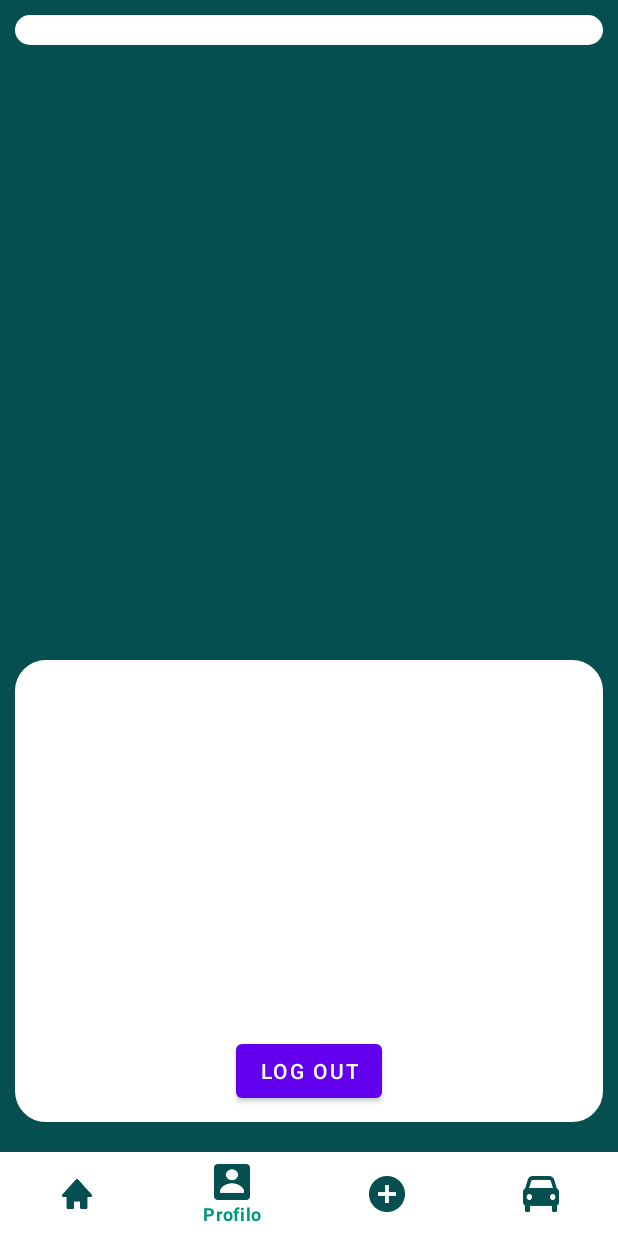
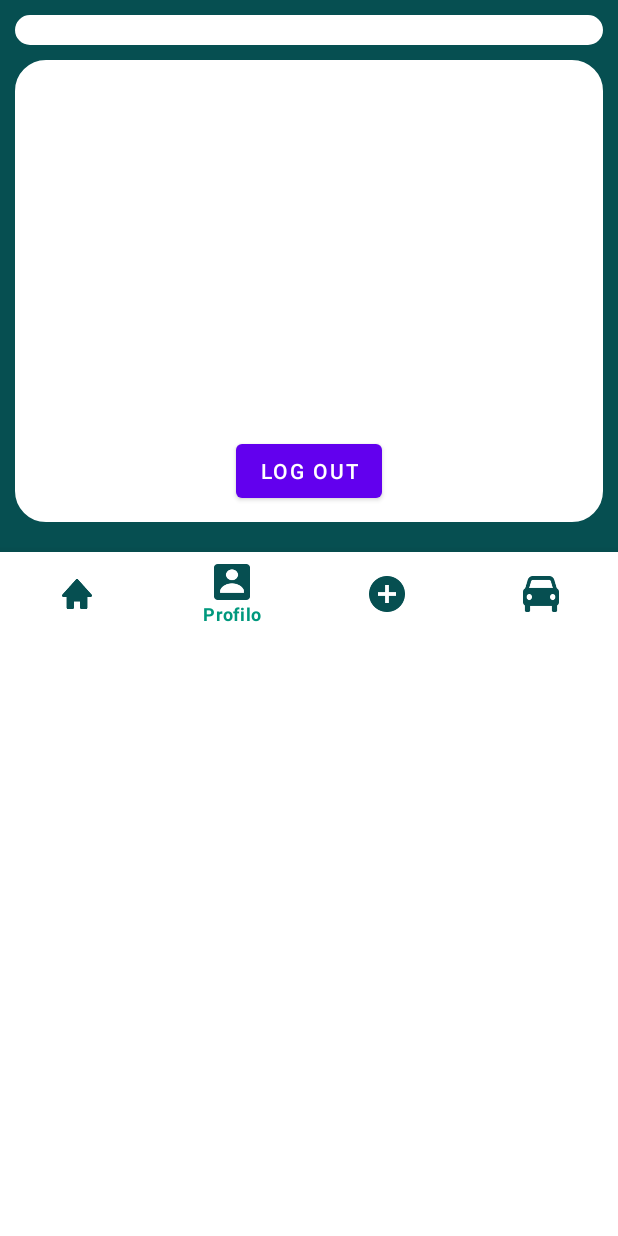
Before and after one commit to alessiomercurio/DriveTogether, an Android app: the ProfiloUtenteActivity screen opened directly, with no data from a screen before it, on a phone screen of 412 x 824 dp. Run offline under Robolectric (Android 15) with nearby library versions, the phone set to English and light mode, and no system bars; Roboto replaces fonts that are not available here.

Commit message:
aggiunta della scrollview nelle seguenti pagine: activity_homepage.xml, activity_login.xml, activity_profilo_utente.xml, activity_registrazione_completata.xml, activity_registrazione_prima_parte.xml

```diff
--- a/app/src/main/res/layout/activity_profilo_utente.xml
+++ b/app/src/main/res/layout/activity_profilo_utente.xml
@@ -1,10 +1,14 @@
 <?xml version="1.0" encoding="utf-8"?>
-<androidx.constraintlayout.widget.ConstraintLayout xmlns:android="http://schemas.android.com/apk/res/android"
-    xmlns:app="http://schemas.android.com/apk/res-auto"
+<ScrollView xmlns:app="http://schemas.android.com/apk/res-auto"
     xmlns:tools="http://schemas.android.com/tools"
+    android:layout_width="match_parent"
+    android:layout_height="match_parent"
+    xmlns:android="http://schemas.android.com/apk/res/android">
+
+    <androidx.constraintlayout.widget.ConstraintLayout
         android:id="@+id/profiloUtenteLayout"
         android:layout_width="match_parent"
-    android:layout_height="match_parent"
+        android:layout_height="wrap_content"
         android:background="#064F51"
         android:orientation="vertical">
 
@@ -19,6 +23,7 @@
             android:backgroundTint="#FFFFFF"
             android:orientation="horizontal"
             app:cornerRadius="50dp"
+            app:layout_constraintBottom_toTopOf="@+id/linearLayout3"
             app:layout_constraintEnd_toEndOf="parent"
             app:layout_constraintStart_toStartOf="parent"
             app:layout_constraintTop_toTopOf="parent">
@@ -56,18 +61,20 @@
         </LinearLayout>
 
         <LinearLayout
+            android:id="@+id/linearLayout3"
             android:layout_width="match_parent"
             android:layout_height="wrap_content"
             android:layout_marginStart="10dp"
+            android:layout_marginTop="10dp"
             android:layout_marginEnd="10dp"
-        android:layout_marginBottom="20dp"
             android:background="@drawable/custom_border"
             android:backgroundTint="#FFFFFF"
             android:orientation="vertical"
             app:cornerRadius="50dp"
             app:layout_constraintBottom_toTopOf="@+id/bottomNavigationBar"
             app:layout_constraintEnd_toEndOf="parent"
-        app:layout_constraintStart_toStartOf="parent">
+            app:layout_constraintStart_toStartOf="parent"
+            app:layout_constraintTop_toBottomOf="@+id/linearLayout2">
 
             <Button
                 android:id="@+id/logOutButton"
@@ -81,17 +88,19 @@
 
         <com.google.android.material.bottomnavigation.BottomNavigationView
             android:id="@+id/bottomNavigationBar"
-        android:layout_width="wrap_content"
+            android:layout_width="match_parent"
             android:layout_height="wrap_content"
+            android:layout_marginTop="20dp"
             app:itemIconTint="#064F51"
             app:itemTextColor="#00987D"
             app:layout_constraintBottom_toBottomOf="parent"
             app:layout_constraintEnd_toEndOf="parent"
             app:layout_constraintHorizontal_bias="0.0"
             app:layout_constraintStart_toStartOf="parent"
-        app:layout_constraintVertical_bias="1.0"
+            app:layout_constraintTop_toBottomOf="@+id/linearLayout3"
             app:menu="@menu/layout_menu">
 
         </com.google.android.material.bottomnavigation.BottomNavigationView>
 
     </androidx.constraintlayout.widget.ConstraintLayout>
+</ScrollView>
```
Also changed, not shown: app/src/main/AndroidManifest.xml (+0 -7 lines), app/src/main/res/layout/activity_homepage.xml (+7 -4 lines), app/src/main/res/layout/activity_login.xml (+6 -2 lines), app/src/main/res/layout/activity_registrazione_completata.xml (+9 -4 lines), app/src/main/res/layout/activity_registrazione_prima_parte.xml (+9 -4 lines). Lines whose indentation alone changed are shown as unchanged.
